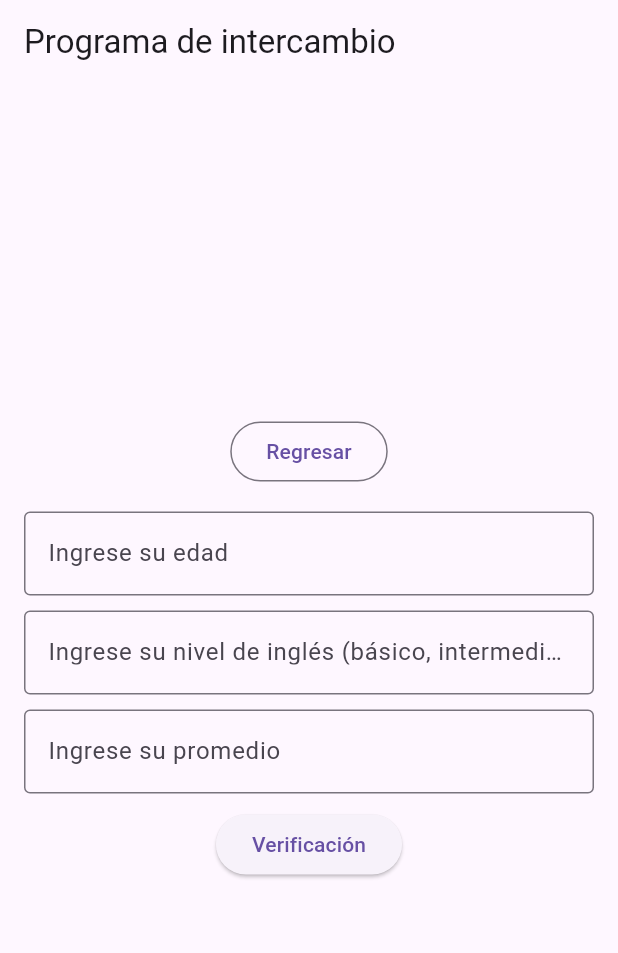
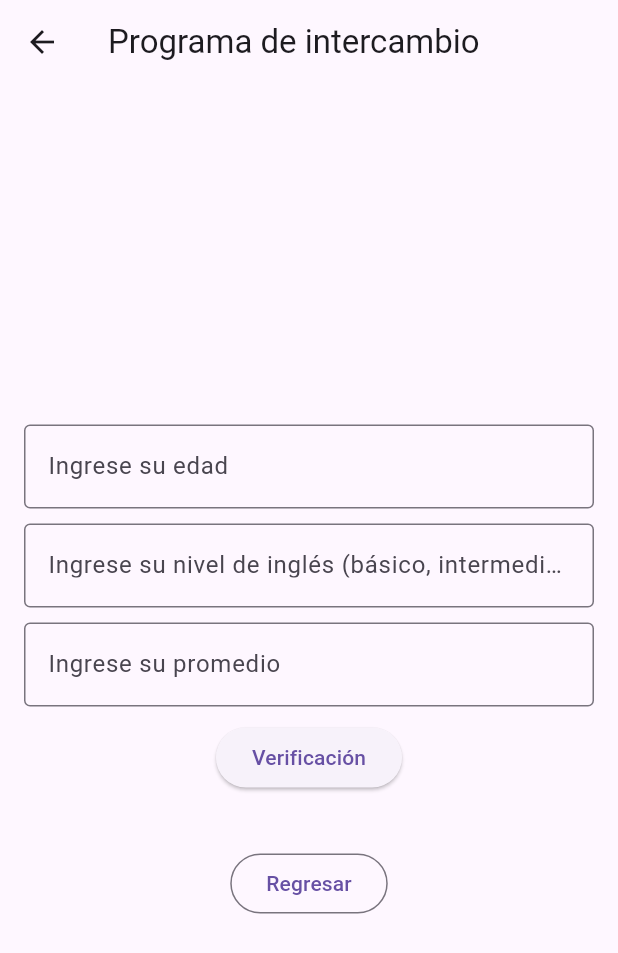
Before and after one commit to DetkenChristopher/Moviles3NavegacionDart, a Flutter app: the screen it shows after launch, after a tap on "Pregunta 10", on a phone screen of 412 x 824 dp. Shown: the top 953 px of the screen. Run offline on Flutter 3.47's test engine with Material 3 defaults, Android fonts, the phone set to English and light mode, and no system bars.

Commit message:
ejercicios

```diff
--- a/lib/main.dart
+++ b/lib/main.dart
@@ -3,11 +3,8 @@ import 'package:navegacion1/screens/ejercicio10.dart';
 import 'package:navegacion1/screens/ejercicio11.dart';
 import 'package:navegacion1/screens/ejercicio12.dart';
 
-void main(){
-  runApp(Navegacion1());
-
-
-
+void main() {
+  runApp(const Navegacion1());
 }
 
 class Navegacion1 extends StatelessWidget {
@@ -28,51 +25,99 @@ class Cuerpo extends StatelessWidget {
   @override
   Widget build(BuildContext context) {
     return Scaffold(
-      appBar: AppBar(title: Text("Ejercicio 00"),),
+      appBar: AppBar(
+        title: const Text("Menú de Ejercicios"),
+        backgroundColor: const Color.fromRGBO(4, 117, 230, 1),
+        centerTitle: true,
+      ),
       body: Container(
-        decoration: BoxDecoration(
-          color: (Color.fromRGBO(4, 117, 230, 1)),
+        decoration: const BoxDecoration(
+          gradient: LinearGradient(
+            colors: [Color(0xFF0475E6), Color(0xFF81D4FA)],
+            begin: Alignment.topCenter,
+            end: Alignment.bottomCenter,
+          ),
         ),
         child: Center(
-          child: Column(children: [
-            btnEjercicio1(context),
-            btnEjercicio2(context),
-            btnEjercicio3(context),
-
-          ],),
+          child: Column(
+            mainAxisAlignment: MainAxisAlignment.center,
+            children: [
+              _titulo(),
+              const SizedBox(height: 30),
+              btnEjercicio1(context),
+              const SizedBox(height: 15),
+              btnEjercicio2(context),
+              const SizedBox(height: 15),
+              btnEjercicio3(context),
+            ],
+          ),
         ),
-
       ),
     );
   }
 }
 
-Widget btnEjercicio1(context){
-  return(
-    FilledButton(onPressed:
-    ()=>Navigator.push(context,
-    MaterialPageRoute(builder: (context)=>Ejercicio10())),
-    child: Text("Pregunta 10"))
+Widget _titulo() {
+  return const Text(
+    "Selecciona una pregunta",
+    style: TextStyle(
+      fontSize: 24,
+      fontWeight: FontWeight.bold,
+      color: Colors.white,
+    ),
   );
-
 }
 
-Widget btnEjercicio2(context){
-  return(
-    FilledButton(onPressed:
-    ()=>Navigator.push(context,
-     MaterialPageRoute(builder: (context)=> Ejercicio11())),
-    child: Text("Pregunta 11"))
+Widget btnEjercicio1(BuildContext context) {
+  return _boton(
+    context,
+    "Pregunta 10",
+    () => Navigator.push(
+      context,
+      MaterialPageRoute(builder: (context) => const Ejercicio10()),
+    ),
   );
-
 }
 
-Widget btnEjercicio3(context){
-  return(
-    FilledButton(onPressed:
-    ()=>Navigator.push(context,
-    MaterialPageRoute(builder: (context)=> Ejercicio12())),
-    child: Text("Pregunta 12"))
+Widget btnEjercicio2(BuildContext context) {
+  return _boton(
+    context,
+    "Pregunta 11",
+    () => Navigator.push(
+      context,
+      MaterialPageRoute(builder: (context) => const Ejercicio11()),
+    ),
   );
+}
 
+Widget btnEjercicio3(BuildContext context) {
+  return _boton(
+    context,
+    "Pregunta 12",
+    () => Navigator.push(
+      context,
+      MaterialPageRoute(builder: (context) => const Ejercicio12()),
+    ),
+  );
 }
+
+Widget _boton(BuildContext context, String texto, VoidCallback onPressed) {
+  return SizedBox(
+    width: 220,
+    height: 50,
+    child: ElevatedButton(
+      onPressed: onPressed,
+      style: ElevatedButton.styleFrom(
+        backgroundColor: Colors.white,
+        foregroundColor: const Color(0xFF0475E6),
+        textStyle: const TextStyle(fontSize: 18, fontWeight: FontWeight.w600),
+        shape: RoundedRectangleBorder(
+          borderRadius: BorderRadius.circular(15),
+        ),
+        elevation: 5,
+        shadowColor: Colors.black45,
+      ),
+      child: Text(texto),
+    ),
+  );
+}
--- a/lib/screens/ejercicio10.dart
+++ b/lib/screens/ejercicio10.dart
@@ -5,10 +5,7 @@ class Ejercicio10 extends StatelessWidget {
 
   @override
   Widget build(BuildContext context) {
-    return const MaterialApp(
-      debugShowCheckedModeBanner: false,
-      home: Cuerpo(),
-    );
+    return const Cuerpo(); // Ya no usamos MaterialApp aquí
   }
 }
 
@@ -20,15 +17,18 @@ class Cuerpo extends StatelessWidget {
     return Scaffold(
       appBar: AppBar(title: Text("Programa de intercambio")),
       body: Center(
+        child: SingleChildScrollView( // Previene overflow si el teclado aparece
           child: Column(
             mainAxisAlignment: MainAxisAlignment.center,
             children: [
+              Verificacion(context),
+              SizedBox(height: 20),
               OutlinedButton(
                 onPressed: () => Navigator.pop(context),
                 child: Text("Regresar"),
               ),
-            Verificacion(context),
             ],
+          ),
         ),
       ),
     );
@@ -57,8 +57,7 @@ Widget Verificacion(BuildContext context) {
           controller: _nivelIngles,
           decoration: InputDecoration(
             border: OutlineInputBorder(),
-            labelText:
-                "Ingrese su nivel de inglés (básico, intermedio o avanzado)",
+            labelText: "Ingrese su nivel de inglés (básico, intermedio o avanzado)",
           ),
         ),
         SizedBox(height: 10),
```
Also changed, not shown: lib/screens/ejercicio11.dart (+85 -19 lines), lib/screens/ejercicio12.dart (+84 -17 lines). Lines whose indentation alone changed are shown as unchanged.
